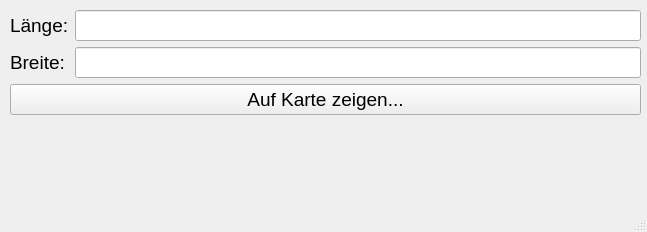
This is Kapitel06/showmap.ui in jashano/uebungen as Qt 5 draws it before an edit. The edited form follows.
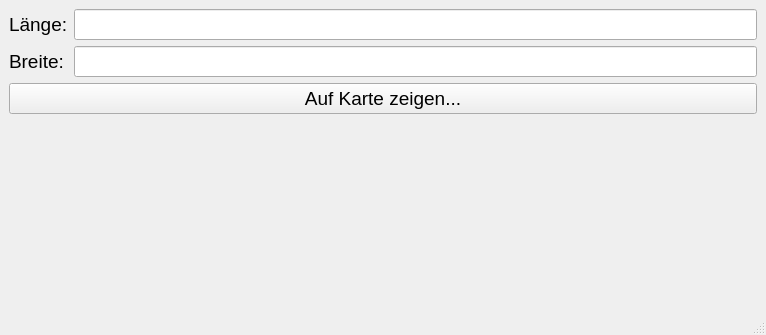
This is the edited form.

Patch:
```diff
--- a/Kapitel06/showmap.ui
+++ b/Kapitel06/showmap.ui
@@ -6,8 +6,8 @@
    <rect>
     <x>0</x>
     <y>0</y>
-    <width>647</width>
-    <height>232</height>
+    <width>766</width>
+    <height>335</height>
    </rect>
   </property>
   <property name="windowTitle">
@@ -19,15 +19,8 @@
      <pointsize>14</pointsize>
     </font>
    </property>
-   <widget class="QWidget" name="formLayoutWidget">
-    <property name="geometry">
-     <rect>
-      <x>10</x>
-      <y>10</y>
-      <width>631</width>
-      <height>154</height>
-     </rect>
-    </property>
+   <layout class="QVBoxLayout" name="verticalLayout">
+    <item>
     <layout class="QFormLayout" name="formLayout">
      <item row="1" column="1">
       <widget class="QLineEdit" name="lineEdit"/>
@@ -63,7 +56,8 @@
       </widget>
      </item>
     </layout>
-   </widget>
+    </item>
+   </layout>
   </widget>
   <widget class="QMenuBar" name="menubar">
    <property name="geometry">
```
Left out of the diff: 2 changed lines with no effect on the pictures. Lines whose indentation alone changed are shown as unchanged.
